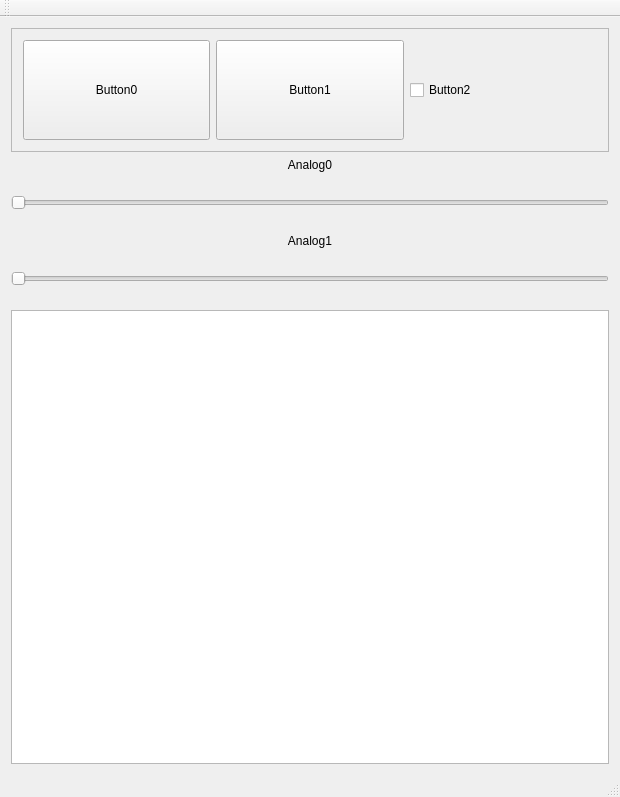
Qt form mainwindow.ui (ReliaSolve/qt-vrpn-server) before a commit.
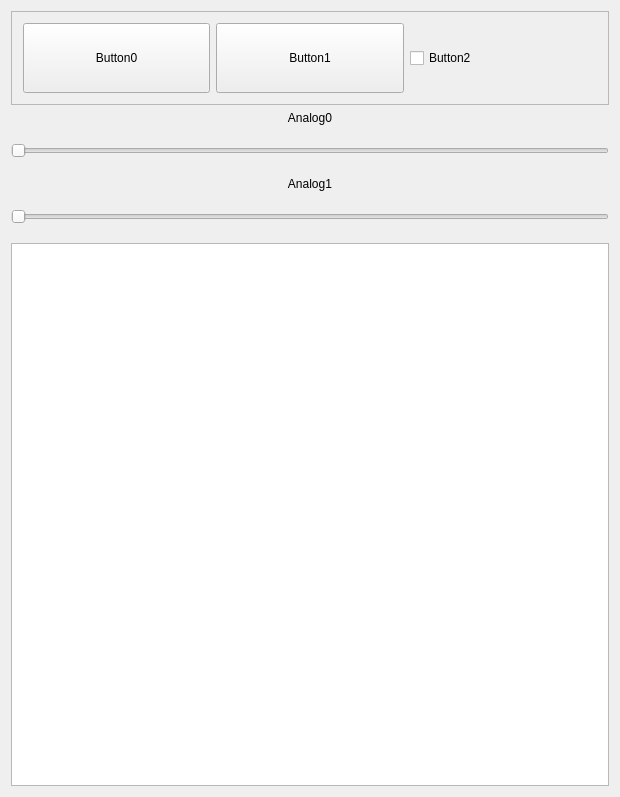
The same form after that commit.

What changed in the file:
```diff
--- a/mainwindow.ui
+++ b/mainwindow.ui
@@ -29,7 +29,7 @@
          <property name="minimumSize">
           <size>
            <width>0</width>
-           <height>100</height>
+           <height>70</height>
           </size>
          </property>
          <property name="text">
@@ -42,7 +42,7 @@
          <property name="minimumSize">
           <size>
            <width>0</width>
-           <height>100</height>
+           <height>70</height>
           </size>
          </property>
          <property name="text">
@@ -55,7 +55,7 @@
          <property name="minimumSize">
           <size>
            <width>0</width>
-           <height>100</height>
+           <height>0</height>
           </size>
          </property>
          <property name="text">
@@ -81,7 +81,7 @@
       <property name="minimumSize">
        <size>
         <width>0</width>
-        <height>50</height>
+        <height>40</height>
        </size>
       </property>
       <property name="maximum">
@@ -107,7 +107,7 @@
       <property name="minimumSize">
        <size>
         <width>0</width>
-        <height>50</height>
+        <height>40</height>
        </size>
       </property>
       <property name="maximum">
@@ -130,25 +130,6 @@
     </item>
    </layout>
   </widget>
-  <widget class="QMenuBar" name="menuBar">
-   <property name="geometry">
-    <rect>
-     <x>0</x>
-     <y>0</y>
-     <width>620</width>
-     <height>22</height>
-    </rect>
-   </property>
-  </widget>
-  <widget class="QToolBar" name="mainToolBar">
-   <attribute name="toolBarArea">
-    <enum>TopToolBarArea</enum>
-   </attribute>
-   <attribute name="toolBarBreak">
-    <bool>false</bool>
-   </attribute>
-  </widget>
-  <widget class="QStatusBar" name="statusBar"/>
  </widget>
  <layoutdefault spacing="6" margin="11"/>
  <resources/>
```
